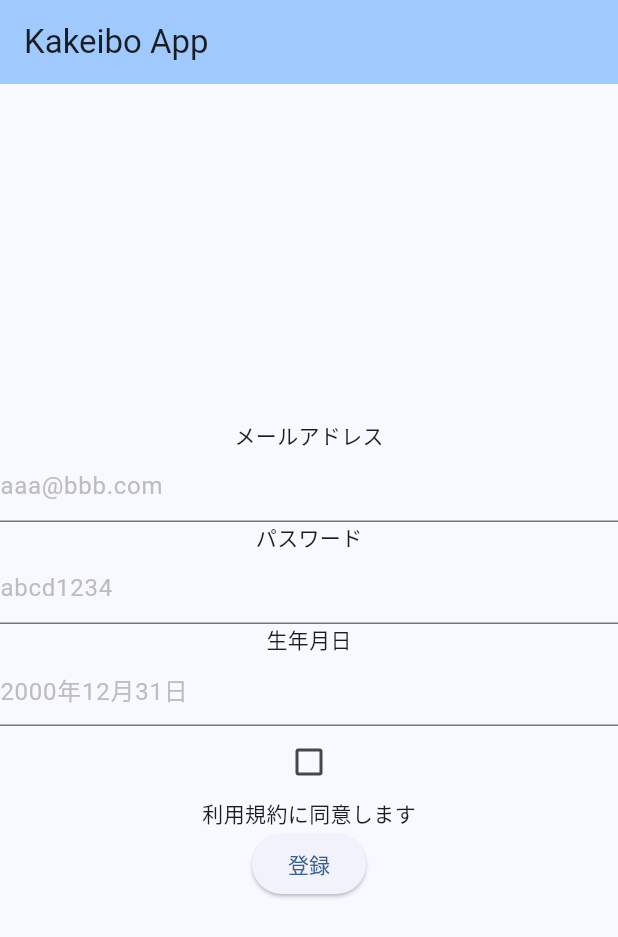
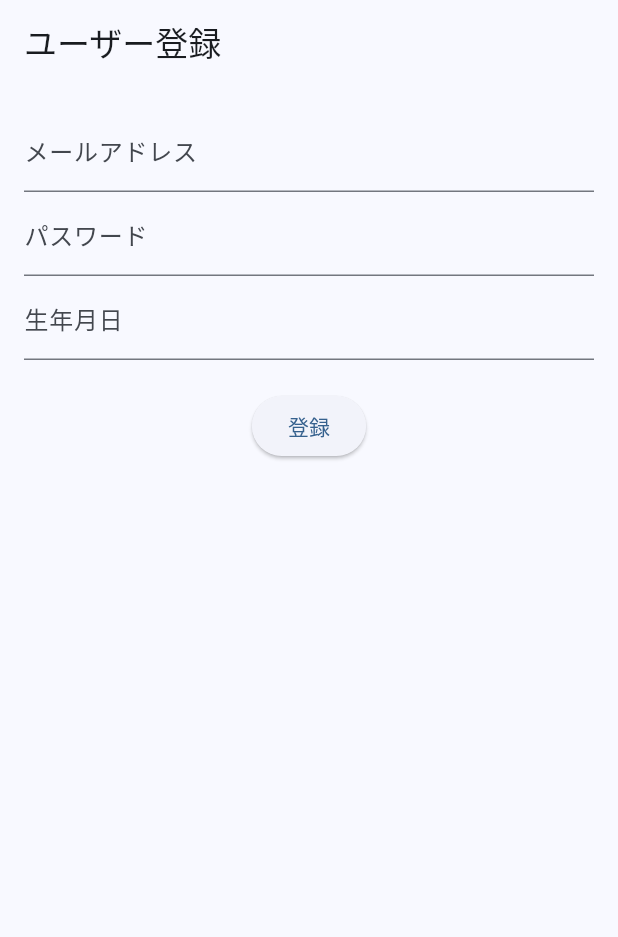
Before and after one commit to mrappdevelop/KakeiboApp, a Flutter app: the SecondScreen screen opened by its route, on a phone screen of 412 x 824 dp. Shown: the top 937 px of the screen. Run offline on Flutter 3.47's test engine with Material 3 defaults, Android fonts, the phone set to English and light mode, and no system bars; our stand-ins replace flutter_riverpod, go_router, riverpod_annotation; generated files the repository leaves out were written again.

Commit message:
一部の画面をMVVM化

```diff
--- a/lib/main.dart
+++ b/lib/main.dart
@@ -1,8 +1,14 @@
 import 'package:flutter/material.dart';
+import 'package:flutter_riverpod/flutter_riverpod.dart';
 import 'package:go_router/go_router.dart';
+import 'package:kakeibo/view/second_screen.dart';
 
 void main() {
-  runApp(const KakeiboApp());
+  runApp(
+    const ProviderScope(
+      child: KakeiboApp()
+    ),
+  );
 }
 
 final goRouter = GoRouter(
@@ -72,81 +78,6 @@ class HomeScreen extends StatelessWidget {
             ],
           ),
         ));
-  }
-}
-
-class SecondScreen extends StatelessWidget {
-  const SecondScreen({super.key});
-
-  @override
-  Widget build(BuildContext context) {
-    return Scaffold(
-      appBar: AppBar(
-        title: const Text('Kakeibo App'),
-        backgroundColor: Theme.of(context).colorScheme.inversePrimary,
-      ),
-      body: Center(
-        child: Column(
-          mainAxisAlignment: MainAxisAlignment.center,
-          children: [
-            Text('メールアドレス'),
-            TextField(
-              keyboardType: TextInputType.emailAddress,
-              decoration: InputDecoration(
-                hintText: 'aaa@bbb.com',
-                hintStyle: TextStyle(color: Colors.grey.shade400),
-              ),
-              maxLines: 1,
-              maxLength: 100,
-              buildCounter: (_,
-                      {required currentLength,
-                      required isFocused,
-                      required maxLength}) =>
-                  null,
-            ),
-            Text('パスワード'),
-            TextField(
-              keyboardType: TextInputType.text,
-              obscureText: true,
-              decoration: InputDecoration(
-                hintText: 'abcd1234',
-                hintStyle: TextStyle(color: Colors.grey.shade400),
-              ),
-              maxLines: 1,
-              maxLength: 30,
-              buildCounter: (_,
-                      {required currentLength,
-                      required isFocused,
-                      required maxLength}) =>
-                  null,
-            ),
-            Text('生年月日'),
-            TextField(
-              keyboardType: TextInputType.text,
-              decoration: InputDecoration(
-                hintText: '2000年12月31日',
-                hintStyle: TextStyle(color: Colors.grey.shade400),
-              ),
-              maxLines: 1,
-              maxLength: 14,
-              buildCounter: (_,
-                      {required currentLength,
-                      required isFocused,
-                      required maxLength}) =>
-                  null,
-            ),
-            Checkbox(value: false, onChanged: (value) {}),
-            Text('利用規約に同意します'),
-            ElevatedButton(
-              onPressed: () {
-                goRouter.push('/fourth');
-              },
-              child: Text('登録'),
-            ),
-          ],
-        ),
-      ),
-    );
   }
 }
 
--- /dev/null
+++ b/lib/view/second_screen.dart
@@ -0,0 +1,44 @@
+import 'package:flutter/material.dart';
+import 'package:flutter_riverpod/flutter_riverpod.dart';
+import 'package:kakeibo/viewmodel/second_view_model.dart';
+
+class SecondScreen extends ConsumerWidget {
+  const SecondScreen({super.key});
+
+  @override
+  Widget build(BuildContext context, WidgetRef ref) {
+    final model = ref.watch(secondViewModelProvider);
+    final viewModel = ref.read(secondViewModelProvider.notifier);
+
+    return Scaffold(
+      appBar: AppBar(
+        title: const Text('ユーザー登録'),
+      ),
+      body: Padding(
+        padding: const EdgeInsets.all(16.0),
+        child: Column(
+          children: [
+            TextField(
+              onChanged: viewModel.updateEmail,
+              decoration: const InputDecoration(labelText: 'メールアドレス'),
+            ),
+            TextField(
+              onChanged: viewModel.updatePassword,
+              decoration: const InputDecoration(labelText: 'パスワード'),
+              obscureText: true,
+            ),
+            TextField(
+              onChanged: viewModel.updateBirthday,
+              decoration: const InputDecoration(labelText: '生年月日'),
+            ),
+            const SizedBox(height: 20),
+            ElevatedButton(
+              onPressed: viewModel.register,
+              child: const Text('登録'),
+            ),
+          ],
+        ),
+      ),
+    );
+  }
+}
```
Also changed, not shown: lib/model/second_model.dart (added, +11 -0 lines), lib/viewmodel/second_view_model.dart (added, +48 -0 lines), lib/viewmodel/second_view_model.g.dart (added).
